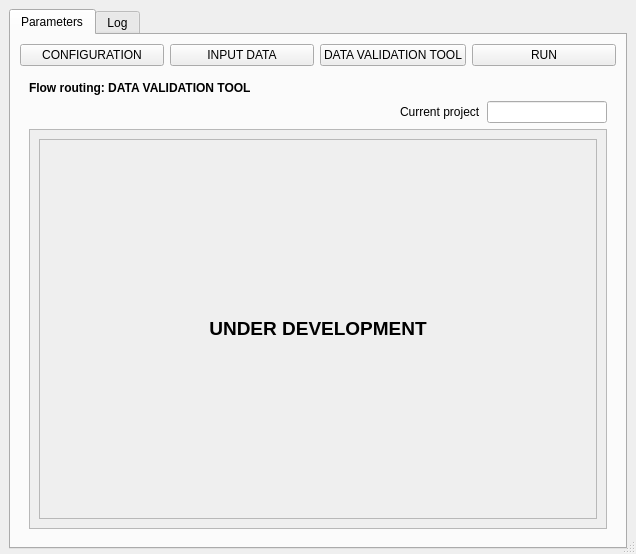
Old version of the form hidroPixel_dialog_flow_rout.ui in the repository J1Vitor/HidroPixel_test.
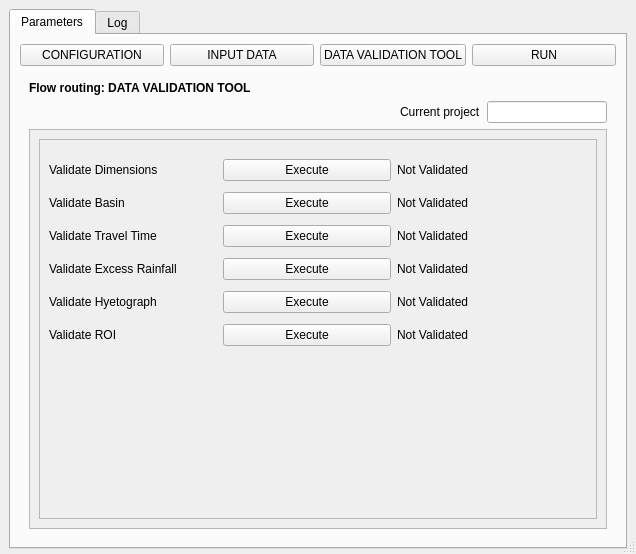
New version of the form. The open tabs and pages were chosen to show the change. Icons and pictures are not drawn.

Diff of the .ui file:
```diff
--- a/hidroPixel_dialog_flow_rout.ui
+++ b/hidroPixel_dialog_flow_rout.ui
@@ -1277,13 +1277,13 @@
                 <rect>
                  <x>0</x>
                  <y>0</y>
-                 <width>258</width>
-                 <height>61</height>
+                 <width>574</width>
+                 <height>398</height>
                 </rect>
                </property>
                <layout class="QGridLayout" name="gridLayout_30">
-                <item row="0" column="0">
-                 <widget class="QFrame" name="frame_6">
+                <item row="1" column="0">
+                 <widget class="QFrame" name="frame">
                   <property name="frameShape">
                    <enum>QFrame::StyledPanel</enum>
                   </property>
@@ -1291,12 +1291,466 @@
                    <enum>QFrame::Raised</enum>
                   </property>
                   <layout class="QGridLayout" name="gridLayout_31">
+                   <item row="1" column="0">
+                    <layout class="QGridLayout" name="gridLayout_40">
+                     <item row="4" column="0">
+                      <widget class="QLabel" name="label_17">
+                       <property name="text">
+                        <string>Validate Travel Time</string>
+                       </property>
+                      </widget>
+                     </item>
+                     <item row="8" column="3">
+                      <widget class="QLabel" name="label_45">
+                       <property name="sizePolicy">
+                        <sizepolicy hsizetype="Preferred" vsizetype="Preferred">
+                         <horstretch>0</horstretch>
+                         <verstretch>0</verstretch>
+                        </sizepolicy>
+                       </property>
+                       <property name="minimumSize">
+                        <size>
+                         <width>16</width>
+                         <height>16</height>
+                        </size>
+                       </property>
+                       <property name="maximumSize">
+                        <size>
+                         <width>16</width>
+                         <height>16</height>
+                        </size>
+                       </property>
+                       <property name="toolTip">
+                        <string>&lt;html&gt;&lt;head/&gt;&lt;body&gt;&lt;p&gt;Checks if the hyetograph file contains only positive or null real values.&lt;/p&gt;&lt;/body&gt;&lt;/html&gt;</string>
+                       </property>
+                       <property name="whatsThis">
+                        <string>&lt;html&gt;&lt;head/&gt;&lt;body&gt;&lt;p&gt;Add the description or function of the object&lt;/p&gt;&lt;/body&gt;&lt;/html&gt;</string>
+                       </property>
+                       <property name="text">
+                        <string/>
+                       </property>
+                       <property name="pixmap">
+                        <pixmap resource="resources.qrc">:/plugins/hidroPixel/icons/icons/info(2).png</pixmap>
+                       </property>
+                       <property name="scaledContents">
+                        <bool>true</bool>
+                       </property>
+                      </widget>
+                     </item>
+                     <item row="6" column="1">
+                      <widget class="QPushButton" name="btn_4_pg3">
+                       <property name="text">
+                        <string>Execute</string>
+                       </property>
+                      </widget>
+                     </item>
+                     <item row="0" column="1">
+                      <widget class="QPushButton" name="btn_1_pg3">
+                       <property name="text">
+                        <string>Execute</string>
+                       </property>
+                      </widget>
+                     </item>
+                     <item row="0" column="3">
+                      <widget class="QLabel" name="label_41">
+                       <property name="sizePolicy">
+                        <sizepolicy hsizetype="Preferred" vsizetype="Preferred">
+                         <horstretch>0</horstretch>
+                         <verstretch>0</verstretch>
+                        </sizepolicy>
+                       </property>
+                       <property name="minimumSize">
+                        <size>
+                         <width>16</width>
+                         <height>16</height>
+                        </size>
+                       </property>
+                       <property name="maximumSize">
+                        <size>
+                         <width>16</width>
+                         <height>16</height>
+                        </size>
+                       </property>
+                       <property name="toolTip">
+                        <string>&lt;html&gt;&lt;head/&gt;&lt;body&gt;&lt;p&gt;Checks if all input rasters have the same extent and spatial resolution.&lt;/p&gt;&lt;/body&gt;&lt;/html&gt;</string>
+                       </property>
+                       <property name="whatsThis">
+                        <string>&lt;html&gt;&lt;head/&gt;&lt;body&gt;&lt;p&gt;Add the description or function of the object&lt;/p&gt;&lt;/body&gt;&lt;/html&gt;</string>
+                       </property>
+                       <property name="text">
+                        <string/>
+                       </property>
+                       <property name="pixmap">
+                        <pixmap resource="resources.qrc">:/plugins/hidroPixel/icons/icons/info(2).png</pixmap>
+                       </property>
+                       <property name="scaledContents">
+                        <bool>true</bool>
+                       </property>
+                      </widget>
+                     </item>
+                     <item row="10" column="1">
+                      <widget class="QPushButton" name="btn_6_pg3">
+                       <property name="text">
+                        <string>Execute</string>
+                       </property>
+                      </widget>
+                     </item>
+                     <item row="0" column="2">
+                      <widget class="QLabel" name="label_10">
+                       <property name="text">
+                        <string>Not Validated</string>
+                       </property>
+                      </widget>
+                     </item>
+                     <item row="2" column="2">
+                      <widget class="QLabel" name="label_14">
+                       <property name="text">
+                        <string>Not Validated</string>
+                       </property>
+                      </widget>
+                     </item>
+                     <item row="2" column="0">
+                      <widget class="QLabel" name="label_11">
+                       <property name="text">
+                        <string>Validate Basin</string>
+                       </property>
+                      </widget>
+                     </item>
+                     <item row="8" column="0">
+                      <widget class="QLabel" name="label_23">
+                       <property name="text">
+                        <string>Validate Hyetograph</string>
+                       </property>
+                      </widget>
+                     </item>
+                     <item row="4" column="3">
+                      <widget class="QLabel" name="label_43">
+                       <property name="sizePolicy">
+                        <sizepolicy hsizetype="Preferred" vsizetype="Preferred">
+                         <horstretch>0</horstretch>
+                         <verstretch>0</verstretch>
+                        </sizepolicy>
+                       </property>
+                       <property name="minimumSize">
+                        <size>
+                         <width>16</width>
+                         <height>16</height>
+                        </size>
+                       </property>
+                       <property name="maximumSize">
+                        <size>
+                         <width>16</width>
+                         <height>16</height>
+                        </size>
+                       </property>
+                       <property name="toolTip">
+                        <string>&lt;html&gt;&lt;head/&gt;&lt;body&gt;&lt;p&gt;Checks if the travel time raster contains only positive values in the watershed. Needs watershed, flow travel time and flow directions (from the flow travel time module) rasters.&lt;/p&gt;&lt;/body&gt;&lt;/html&gt;</string>
+                       </property>
+                       <property name="whatsThis">
+                        <string>&lt;html&gt;&lt;head/&gt;&lt;body&gt;&lt;p&gt;Add the description or function of the object&lt;/p&gt;&lt;/body&gt;&lt;/html&gt;</string>
+                       </property>
+                       <property name="text">
+                        <string/>
+                       </property>
+                       <property name="pixmap">
+                        <pixmap resource="resources.qrc">:/plugins/hidroPixel/icons/icons/info(2).png</pixmap>
+                       </property>
+                       <property name="scaledContents">
+                        <bool>true</bool>
+                       </property>
+                      </widget>
+                     </item>
+                     <item row="4" column="1">
+                      <widget class="QPushButton" name="btn_3_pg3">
+                       <property name="text">
+                        <string>Execute</string>
+                       </property>
+                      </widget>
+                     </item>
+                     <item row="2" column="3">
+                      <widget class="QLabel" name="label_42">
+                       <property name="sizePolicy">
+                        <sizepolicy hsizetype="Preferred" vsizetype="Preferred">
+                         <horstretch>0</horstretch>
+                         <verstretch>0</verstretch>
+                        </sizepolicy>
+                       </property>
+                       <property name="minimumSize">
+                        <size>
+                         <width>16</width>
+                         <height>16</height>
+                        </size>
+                       </property>
+                       <property name="maximumSize">
+                        <size>
+                         <width>16</width>
+                         <height>16</height>
+                        </size>
+                       </property>
+                       <property name="toolTip">
+                        <string>&lt;html&gt;&lt;head/&gt;&lt;body&gt;&lt;p&gt;Checks if the watershed raster is valid.&lt;/p&gt;&lt;/body&gt;&lt;/html&gt;</string>
+                       </property>
+                       <property name="whatsThis">
+                        <string>&lt;html&gt;&lt;head/&gt;&lt;body&gt;&lt;p&gt;Add the description or function of the object&lt;/p&gt;&lt;/body&gt;&lt;/html&gt;</string>
+                       </property>
+                       <property name="text">
+                        <string/>
+                       </property>
+                       <property name="pixmap">
+                        <pixmap resource="resources.qrc">:/plugins/hidroPixel/icons/icons/info(2).png</pixmap>
+                       </property>
+                       <property name="scaledContents">
+                        <bool>true</bool>
+                       </property>
+                      </widget>
+                     </item>
+                     <item row="0" column="0">
+                      <widget class="QLabel" name="label_9">
+                       <property name="text">
+                        <string>Validate Dimensions</string>
+                       </property>
+                      </widget>
+                     </item>
+                     <item row="8" column="2">
+                      <widget class="QLabel" name="label_24">
+                       <property name="text">
+                        <string>Not Validated</string>
+                       </property>
+                      </widget>
+                     </item>
+                     <item row="5" column="1">
+                      <spacer name="verticalSpacer_17">
+                       <property name="orientation">
+                        <enum>Qt::Vertical</enum>
+                       </property>
+                       <property name="sizeType">
+                        <enum>QSizePolicy::Fixed</enum>
+                       </property>
+                       <property name="sizeHint" stdset="0">
+                        <size>
+                         <width>20</width>
+                         <height>5</height>
+                        </size>
+                       </property>
+                      </spacer>
+                     </item>
+                     <item row="10" column="2">
+                      <widget class="QLabel" name="label_37">
+                       <property name="text">
+                        <string>Not Validated</string>
+                       </property>
+                      </widget>
+                     </item>
+                     <item row="8" column="1">
+                      <widget class="QPushButton" name="btn_5_pg3">
+                       <property name="text">
+                        <string>Execute</string>
+                       </property>
+                      </widget>
+                     </item>
+                     <item row="1" column="1">
+                      <spacer name="verticalSpacer_15">
+                       <property name="orientation">
+                        <enum>Qt::Vertical</enum>
+                       </property>
+                       <property name="sizeType">
+                        <enum>QSizePolicy::Fixed</enum>
+                       </property>
+                       <property name="sizeHint" stdset="0">
+                        <size>
+                         <width>20</width>
+                         <height>5</height>
+                        </size>
+                       </property>
+                      </spacer>
+                     </item>
+                     <item row="6" column="0">
+                      <widget class="QLabel" name="label_21">
+                       <property name="text">
+                        <string>Validate Excess Rainfall</string>
+                       </property>
+                      </widget>
+                     </item>
+                     <item row="6" column="2">
+                      <widget class="QLabel" name="label_22">
+                       <property name="text">
+                        <string>Not Validated</string>
+                       </property>
+                      </widget>
+                     </item>
+                     <item row="6" column="3">
+                      <widget class="QLabel" name="label_44">
+                       <property name="sizePolicy">
+                        <sizepolicy hsizetype="Preferred" vsizetype="Preferred">
+                         <horstretch>0</horstretch>
+                         <verstretch>0</verstretch>
+                        </sizepolicy>
+                       </property>
+                       <property name="minimumSize">
+                        <size>
+                         <width>16</width>
+                         <height>16</height>
+                        </size>
+                       </property>
+                       <property name="maximumSize">
+                        <size>
+                         <width>16</width>
+                         <height>16</height>
+                        </size>
+                       </property>
+                       <property name="toolTip">
+                        <string>&lt;html&gt;&lt;head/&gt;&lt;body&gt;&lt;p&gt;Checks if the excess rainfall raster contains only positive or nullreal values in the watershed.&lt;/p&gt;&lt;/body&gt;&lt;/html&gt;</string>
+                       </property>
+                       <property name="whatsThis">
+                        <string>&lt;html&gt;&lt;head/&gt;&lt;body&gt;&lt;p&gt;Add the description or function of the object&lt;/p&gt;&lt;/body&gt;&lt;/html&gt;</string>
+                       </property>
+                       <property name="text">
+                        <string/>
+                       </property>
+                       <property name="pixmap">
+                        <pixmap resource="resources.qrc">:/plugins/hidroPixel/icons/icons/info(2).png</pixmap>
+                       </property>
+                       <property name="scaledContents">
+                        <bool>true</bool>
+                       </property>
+                      </widget>
+                     </item>
+                     <item row="7" column="1">
+                      <spacer name="verticalSpacer_18">
+                       <property name="orientation">
+                        <enum>Qt::Vertical</enum>
+                       </property>
+                       <property name="sizeType">
+                        <enum>QSizePolicy::Fixed</enum>
+                       </property>
+                       <property name="sizeHint" stdset="0">
+                        <size>
+                         <width>20</width>
+                         <height>5</height>
+                        </size>
+                       </property>
+                      </spacer>
+                     </item>
+                     <item row="4" column="2">
+                      <widget class="QLabel" name="label_20">
+                       <property name="text">
+                        <string>Not Validated</string>
+                       </property>
+                      </widget>
+                     </item>
+                     <item row="10" column="3">
+                      <widget class="QLabel" name="label_46">
+                       <property name="sizePolicy">
+                        <sizepolicy hsizetype="Preferred" vsizetype="Preferred">
+                         <horstretch>0</horstretch>
+                         <verstretch>0</verstretch>
+                        </sizepolicy>
+                       </property>
+                       <property name="minimumSize">
+                        <size>
+                         <width>16</width>
+                         <height>16</height>
+                        </size>
+                       </property>
+                       <property name="maximumSize">
+                        <size>
+                         <width>16</width>
+                         <height>16</height>
+                        </size>
+                       </property>
+                       <property name="toolTip">
+                        <string>&lt;html&gt;&lt;head/&gt;&lt;body&gt;&lt;p&gt;Checks if the regions of interest raster contains only positive or null integer values in the watershed.&lt;/p&gt;&lt;/body&gt;&lt;/html&gt;</string>
+                       </property>
+                       <property name="whatsThis">
+                        <string>&lt;html&gt;&lt;head/&gt;&lt;body&gt;&lt;p&gt;Add the description or function of the object&lt;/p&gt;&lt;/body&gt;&lt;/html&gt;</string>
+                       </property>
+                       <property name="text">
+                        <string/>
+                       </property>
+                       <property name="pixmap">
+                        <pixmap resource="resources.qrc">:/plugins/hidroPixel/icons/icons/info(2).png</pixmap>
+                       </property>
+                       <property name="scaledContents">
+                        <bool>true</bool>
+                       </property>
+                      </widget>
+                     </item>
+                     <item row="2" column="1">
+                      <widget class="QPushButton" name="btn_2_pg3">
+                       <property name="text">
+                        <string>Execute</string>
+                       </property>
+                      </widget>
+                     </item>
+                     <item row="3" column="1">
+                      <spacer name="verticalSpacer_16">
+                       <property name="orientation">
+                        <enum>Qt::Vertical</enum>
+                       </property>
+                       <property name="sizeType">
+                        <enum>QSizePolicy::Fixed</enum>
+                       </property>
+                       <property name="sizeHint" stdset="0">
+                        <size>
+                         <width>20</width>
+                         <height>5</height>
+                        </size>
+                       </property>
+                      </spacer>
+                     </item>
+                     <item row="10" column="0">
+                      <widget class="QLabel" name="label_34">
+                       <property name="text">
+                        <string>Validate ROI</string>
+                       </property>
+                      </widget>
+                     </item>
+                     <item row="9" column="1">
+                      <spacer name="verticalSpacer_19">
+                       <property name="orientation">
+                        <enum>Qt::Vertical</enum>
+                       </property>
+                       <property name="sizeType">
+                        <enum>QSizePolicy::Fixed</enum>
+                       </property>
+                       <property name="sizeHint" stdset="0">
+                        <size>
+                         <width>20</width>
+                         <height>5</height>
+                        </size>
+                       </property>
+                      </spacer>
+                     </item>
+                    </layout>
+                   </item>
+                   <item row="2" column="0">
+                    <spacer name="verticalSpacer_11">
+                     <property name="orientation">
+                      <enum>Qt::Vertical</enum>
+                     </property>
+                     <property name="sizeHint" stdset="0">
+                      <size>
+                       <width>20</width>
+                       <height>40</height>
+                      </size>
+                     </property>
+                    </spacer>
+                   </item>
                    <item row="0" column="0">
-                    <widget class="QLabel" name="label_46">
-                     <property name="text">
-                      <string>&lt;html&gt;&lt;head/&gt;&lt;body&gt;&lt;p align=&quot;center&quot;&gt;&lt;span style=&quot; font-size:14pt; font-weight:700;&quot;&gt;UNDER DEVELOPMENT&lt;/span&gt;&lt;/p&gt;&lt;/body&gt;&lt;/html&gt;</string>
+                    <spacer name="verticalSpacer_12">
+                     <property name="orientation">
+                      <enum>Qt::Vertical</enum>
                      </property>
-                    </widget>
+                     <property name="sizeType">
+                      <enum>QSizePolicy::Fixed</enum>
+                     </property>
+                     <property name="sizeHint" stdset="0">
+                      <size>
+                       <width>20</width>
+                       <height>10</height>
+                      </size>
+                     </property>
+                    </spacer>
                    </item>
                   </layout>
                  </widget>
```
Left out of the diff: 1 changed line with no effect on the pictures.
